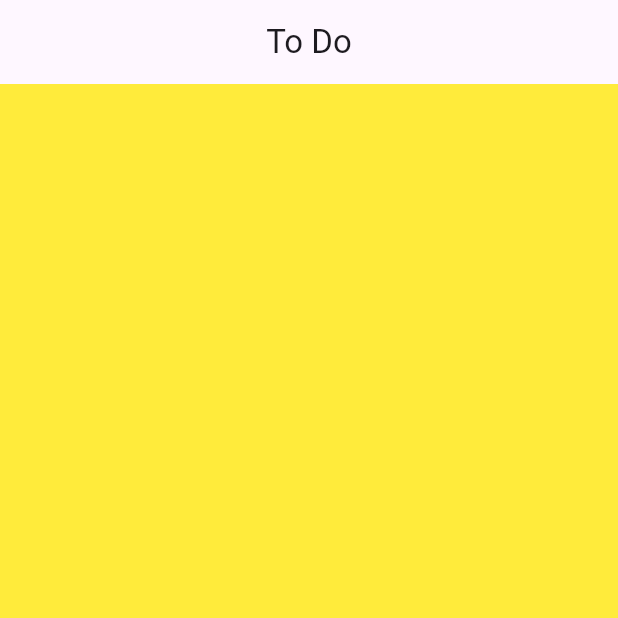
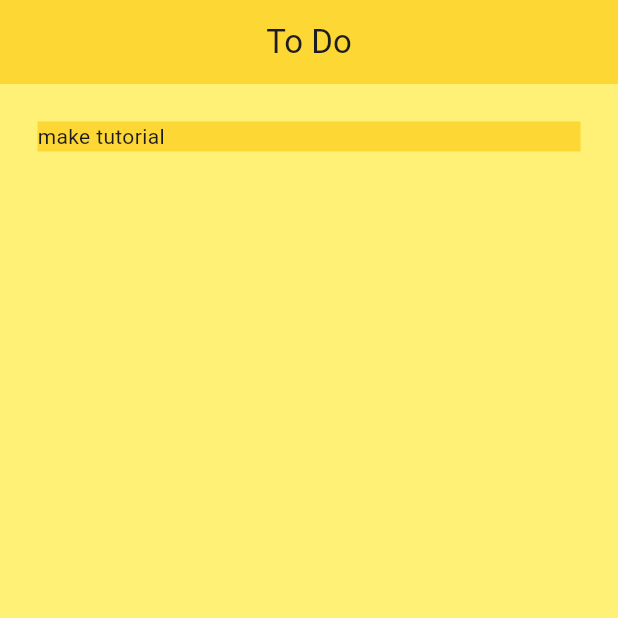
Before and after one commit to pererabsdt/to-do-list-app, a Flutter app: the screen it shows after launch, on a phone screen of 412 x 824 dp, the top half of it. Run offline on Flutter 3.47's test engine with Material 3 defaults, Android fonts, the phone set to English and light mode, and no system bars.

Commit message:
creating to_do_tile

```diff
--- a/lib/pages/home_page.dart
+++ b/lib/pages/home_page.dart
@@ -1,4 +1,5 @@
 import 'package:flutter/material.dart';
+import 'package:to_do_app/util/to_do_tile.dart';
 
 class HomePage extends StatefulWidget {
   const HomePage({super.key});
@@ -11,16 +12,14 @@ class _HomePageState extends State<HomePage> {
   @override
   Widget build(BuildContext context) {
     return Scaffold(
-      backgroundColor: Colors.yellow,
-      appBar: AppBar(
-        title: Center(child: Text('To Do')),
-        elevation: 0,
-      ),
-      body: ListView(
-        children: [
-
-        ]
-      )
-    );
+        backgroundColor: Colors.yellow[300],
+        appBar: AppBar(
+          backgroundColor: Colors.yellow[600],
+          title: Center(child: Text('To Do')),
+          elevation: 0,
+        ),
+        body: ListView(children: [
+          ToDoTile(),
+        ]));
   }
 }
--- a/lib/util/to_do_tile.dart
+++ b/lib/util/to_do_tile.dart
@@ -1 +1,16 @@
 import 'package:flutter/material.dart';
+
+class ToDoTile extends StatelessWidget {
+  const ToDoTile({super.key});
+
+  @override
+  Widget build(BuildContext context) {
+    return Padding(
+      padding: const EdgeInsets.all(25.0),
+      child: Container(
+        child: Text("make tutorial"),
+        decoration: BoxDecoration(color: Colors.yellow[600]),
+      ),
+    );
+  }
+}
```
